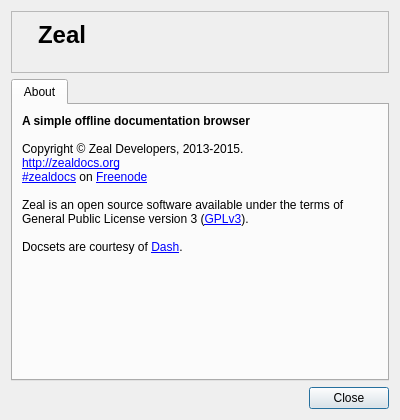
zealdocs/zeal, file src/ui/forms/aboutdialog.ui: the form before one commit.
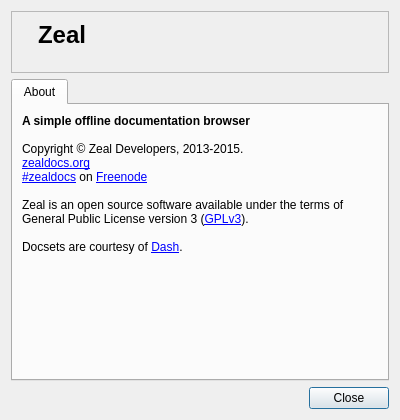
The form after the commit. Icons and pictures are not drawn.

Commit message: Use HTTPS across the project where possible

Patch:
```diff
--- a/src/ui/forms/aboutdialog.ui
+++ b/src/ui/forms/aboutdialog.ui
@@ -77,13 +77,13 @@
 &lt;br&gt;&lt;br&gt;
 Copyright &amp;copy; Zeal Developers, 2013-2015.
 &lt;br&gt;
-&lt;a href=&quot;http://zealdocs.org&quot;&gt;http://zealdocs.org&lt;/a&gt;
+&lt;a href=&quot;https://zealdocs.org&quot;&gt;zealdocs.org&lt;/a&gt;
 &lt;br&gt;
 &lt;a href=&quot;irc://irc.freenode.net/zealdocs&quot;&gt;#zealdocs&lt;/a&gt; on &lt;a href=&quot;http://www.freenode.net&quot;&gt;Freenode&lt;/a&gt;
 &lt;br&gt;&lt;br&gt;
 Zeal is an open source software available under the terms of General Public License version 3 (&lt;a href=&quot;http://www.gnu.org/copyleft/gpl.html&quot;&gt;GPLv3&lt;/a&gt;).
 &lt;br&gt;&lt;br&gt;
-Docsets are courtesy of &lt;a href=&quot;http://kapeli.com/dash&quot;&gt;Dash&lt;/a&gt;.</string>
+Docsets are courtesy of &lt;a href=&quot;https://kapeli.com/dash&quot;&gt;Dash&lt;/a&gt;.</string>
          </property>
          <property name="alignment">
           <set>Qt::AlignLeading|Qt::AlignLeft|Qt::AlignTop</set>
```
The commit also changes 5 other files.
